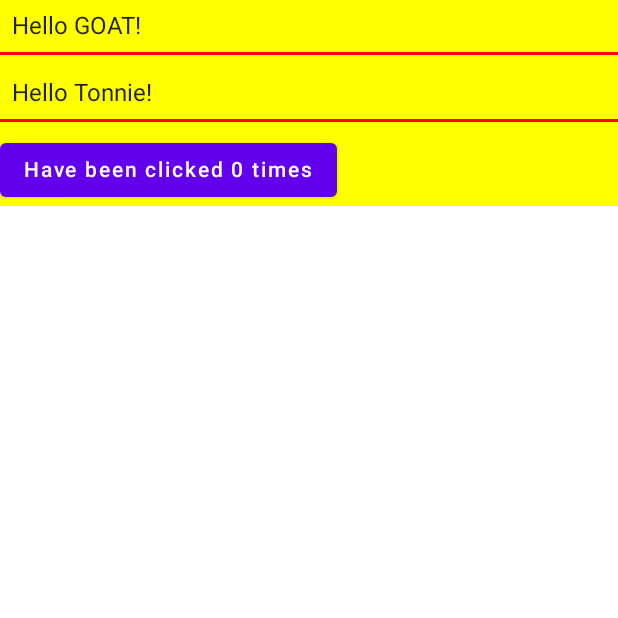
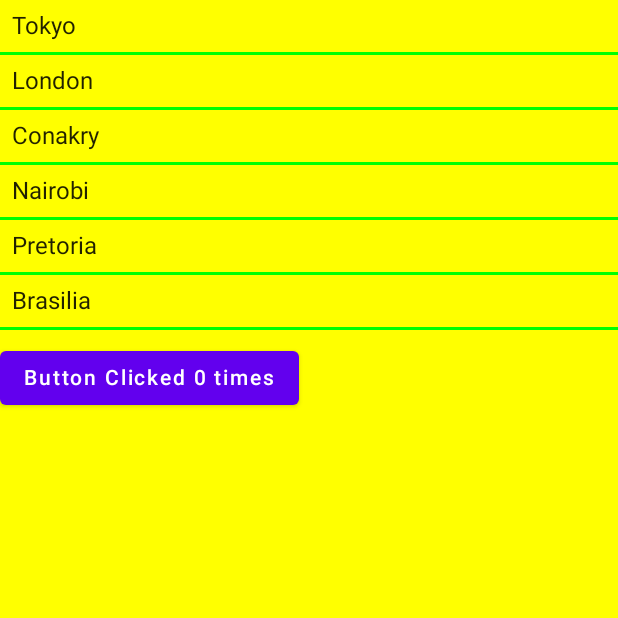
Before and after one commit to Tonnie-Dev/ComposeIntro, an Android app built with Jetpack Compose: the screen it shows after launch (MainActivity), on a phone screen of 412 x 824 dp, the top half of it. Run offline under Robolectric (Android 15) with nearby library versions, the phone set to English and light mode, and no system bars.

```diff
--- a/app/src/main/java/com/uxstate/MainActivity.kt
+++ b/app/src/main/java/com/uxstate/MainActivity.kt
@@ -1,14 +1,13 @@
 package com.uxstate
 
+import android.graphics.Paint
 import android.os.Bundle
 import androidx.activity.ComponentActivity
 import androidx.activity.compose.setContent
-import androidx.compose.foundation.layout.Column
-import androidx.compose.foundation.layout.Spacer
-import androidx.compose.foundation.layout.height
-import androidx.compose.foundation.layout.padding
+import androidx.compose.foundation.layout.*
 import androidx.compose.material.*
 import androidx.compose.runtime.*
+import androidx.compose.ui.Alignment
 import androidx.compose.ui.Modifier
 import androidx.compose.ui.graphics.Color
 import androidx.compose.ui.tooling.preview.Preview
@@ -23,12 +22,10 @@ class MainActivity : ComponentActivity() {
         setContent {
             /*AppContainer is passed an empty function
             where we call the MyScreenContent composable*/
-            AppContainer {MyScreenContent()}
+            AppContainer { MyScreenContent() }
         }
     }
 }
-
-
 
 
 @Composable
@@ -41,29 +38,43 @@ fun Greeting(name: String) {
 }
 
 
+
+
+
 @Composable
-fun MyScreenContent(names: List<String> = listOf("GOAT", "Tonnie")) {
+fun MyScreenContent(
+    cities: List<String> = listOf(
+        "Tokyo",
+        "London",
+        "Conakry",
+        "Nairobi",
+        "Pretoria",
+        "Brasilia"
+    )
+) {
 
-//wrap in Column for vertical orientation.
     Column {
-        for (name in names) {
+        for (city in cities) {
 
-            Greeting(name)
 
-            //add Divider and Spacer
-            Divider(color = Color.Red, thickness = 2.dp)
-            Spacer(Modifier.height(8.dp))
+            Text(text = city, modifier = Modifier.padding(8.dp))
+            Divider(color = Color.Green, thickness = 2.dp)
 
         }
 
-        Counter()
+        Spacer(Modifier.height(8.dp))
+
+
+        // create internal count value making this Composable Stateful
+        var count by remember { mutableStateOf(0) }
+
+        //Call CounterHoisted pass in the count and modify/update the count
+        CounterHoisted(count) { newCount -> count = newCount }
     }
 }
 
 
-
-
-
+/*
 @Composable
 fun Counter() {
 
@@ -77,7 +88,7 @@ fun Counter() {
         Text(text = "Have been clicked ${count.value} times")
     }
 
-}
+}*/
 
 @Preview(showBackground = true)
 @Composable
@@ -85,7 +96,8 @@ fun DefaultPreview() {
     ComposeIntroTheme {
         AppContainer {
             MyScreenContent()
-	}    }
+        }
+    }
 }
 
 
@@ -94,10 +106,26 @@ fun AppContainer(fxn: @Composable () -> Unit) {
 
     ComposeIntroTheme {
 
-        Surface(color = Color.Yellow) {
+        Surface(color = Color.Yellow, modifier = Modifier.fillMaxHeight()) {
             fxn()
         }
     }
 
 
 }
+
+
+@Composable
+fun CounterHoisted(count: Int, updateCounter: (Int) -> Unit) {
+
+    Row {
+        //invoke updateCounter fxn passing in the count value
+        Button(onClick = { updateCounter(count + 1) }) {
+
+            //Display Text
+            Text(text = "Button Clicked $count times")
+
+        }
+    }
+
+}
```
